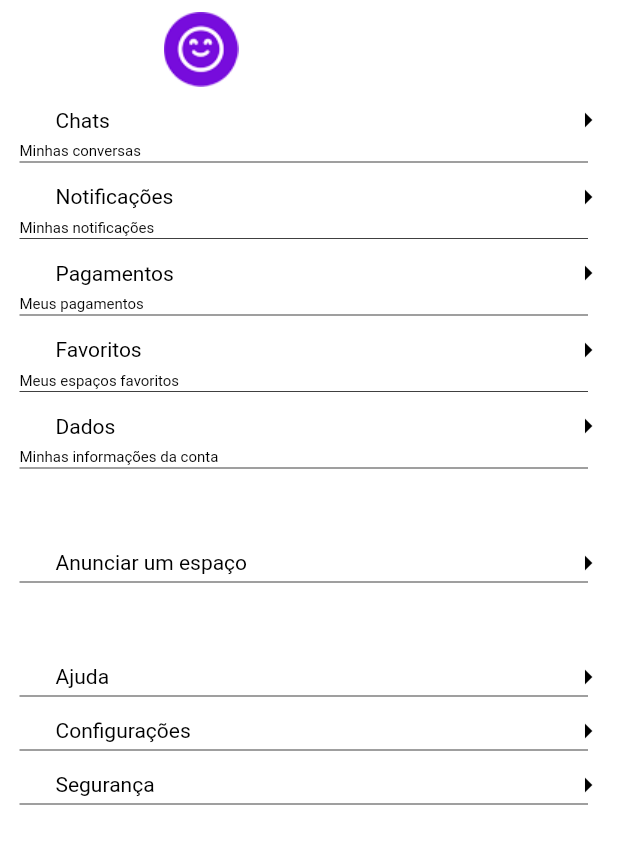
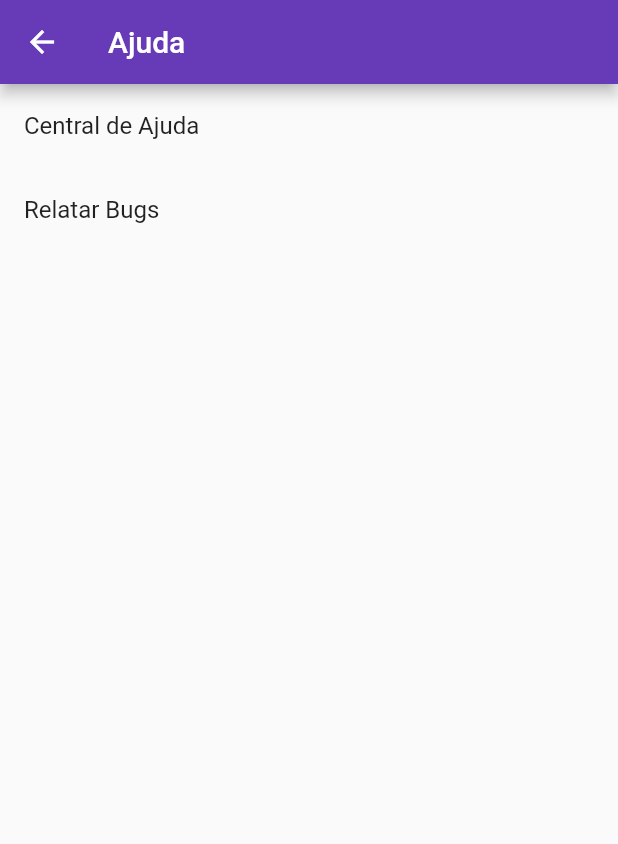
Before and after one commit to rodrigoaugusto99/git_flutter_festou, a Flutter app: the Account screen opened directly, after a tap on "Ajuda", on a phone screen of 412 x 824 dp. Shown: the top 844 px of the screen. Run offline on Flutter 3.47's test engine with Material 2 defaults, Android fonts, the phone set to English and light mode, and no system bars; our stand-ins replace cloud_firestore, firebase_auth, firebase_core, flutter_riverpod, geocoding, google_maps_flutter and 3 more; missing offline and left inert: search_cep, validatorless; accounts and stored records are empty; generated files the repository leaves out were written again.

Commit message:
FESTOU-67: Desenvolver "Ajuda" de AccountPage

```diff
--- a/lib/main.dart
+++ b/lib/main.dart
@@ -4,6 +4,7 @@ import 'package:flutter_riverpod/flutter_riverpod.dart';
 import 'package:git_flutter_festou/firebase_options.dart';
 import 'package:git_flutter_festou/src/core/ui/festou_nav_global_key.dart';
 import 'package:git_flutter_festou/src/features/auth/auth_page.dart';
+import 'package:git_flutter_festou/src/features/bottomNavBar/account_pages/help_page.dart';
 import 'package:git_flutter_festou/src/features/bottomNavBar/bottomNavBarPage.dart';
 import 'package:git_flutter_festou/src/features/login/login_page.dart';
 import 'package:git_flutter_festou/src/features/register/space/space_register_page.dart';
@@ -33,9 +34,9 @@ class MyApp extends StatelessWidget {
         '/register/user': (_) => const UserRegisterPage(),
         '/register/space': (_) => const EspacoRegisterPage(),
         '/register/user/infos': (_) => const UserRegisterInfosPage(),
+        '/account/help': (_) => const HelpPage(),
       },
       theme: ThemeData(
-        brightness: Brightness.dark,
         primarySwatch: Colors.deepPurple,
         dialogTheme: DialogTheme(
           backgroundColor: Colors.white,
--- a/lib/src/features/bottomNavBar/account.dart
+++ b/lib/src/features/bottomNavBar/account.dart
@@ -1,4 +1,5 @@
 import 'package:flutter/material.dart';
+import 'package:git_flutter_festou/src/features/bottomNavBar/account_pages/help_page.dart';
 
 class Account extends StatefulWidget {
   const Account({super.key});
@@ -73,7 +74,7 @@ class _AccountState extends State<Account> {
             AcountButton(
               text: 'Ajuda',
               icon: const Icon(Icons.help),
-              onTap: () {},
+              onTap: () => Navigator.of(context).pushNamed('/account/help'),
             ),
             AcountButton(
               text: 'Configurações',
@@ -122,14 +123,11 @@ class AcountButton extends StatelessWidget {
               Row(
                 children: [
                   icon,
-                  Padding(
-                    padding: const EdgeInsets.only(left: 5.0),
-                    child: Text(
-                      text,
-                      style: const TextStyle(
-                        color: Colors.black,
-                        fontWeight: FontWeight.w400,
-                      ),
+                  Text(
+                    text,
+                    style: const TextStyle(
+                      color: Colors.black,
+                      fontWeight: FontWeight.w400,
                     ),
                   ),
                 ],
--- /dev/null
+++ b/lib/src/features/bottomNavBar/account_pages/help_page.dart
@@ -0,0 +1,42 @@
+import 'package:flutter/material.dart';
+import 'package:git_flutter_festou/src/features/bottomNavBar/widgets/help_center_page.dart';
+import 'package:git_flutter_festou/src/features/bottomNavBar/widgets/report_bug_page.dart';
+
+class HelpPage extends StatelessWidget {
+  const HelpPage({super.key});
+
+  @override
+  Widget build(BuildContext context) {
+    return Scaffold(
+      appBar: AppBar(
+        title: const Text("Ajuda"),
+      ),
+      body: ListView(
+        children: <Widget>[
+          ListTile(
+            title: const Text("Central de Ajuda"),
+            onTap: () {
+              Navigator.push(
+                context,
+                MaterialPageRoute(
+                  builder: (context) => const HelpCenterPage(),
+                ),
+              );
+            },
+          ),
+          ListTile(
+            title: const Text("Relatar Bugs"),
+            onTap: () {
+              Navigator.push(
+                context,
+                MaterialPageRoute(
+                  builder: (context) => const ReportBugPage(),
+                ),
+              );
+            },
+          ),
+        ],
+      ),
+    );
+  }
+}
--- a/lib/src/features/register/space/space_register_page.dart
+++ b/lib/src/features/register/space/space_register_page.dart
@@ -76,7 +76,7 @@ class _EspacoRegisterPageState extends ConsumerState<EspacoRegisterPage> {
                   controller: emailEC,
                   validator: Validatorless.multiple([
                     Validatorless.required('Email obrigatorio'),
-                    Validatorless.email('Email invalido')
+                    Validatorless.email('Email inválido')
                   ]),
                   decoration: const InputDecoration(
                     hintText: 'email',
--- a/lib/src/repositories/user/user_repository_impl.dart
+++ b/lib/src/repositories/user/user_repository_impl.dart
@@ -54,6 +54,7 @@ class UserRepositoryImpl implements UserRepository {
     Map<String, dynamic> userData = {
       'uid': user.uid,
       'email': user.email,
+      'userType': 'LOCATARIO',
       'user_infos': [],
       'user_spaces': [],
     };
```
Also changed, not shown: lib/src/features/bottomNavBar/widgets/help_center_page.dart (added, +53 -0 lines), lib/src/features/bottomNavBar/widgets/report_bug_page.dart (added, +108 -0 lines).
